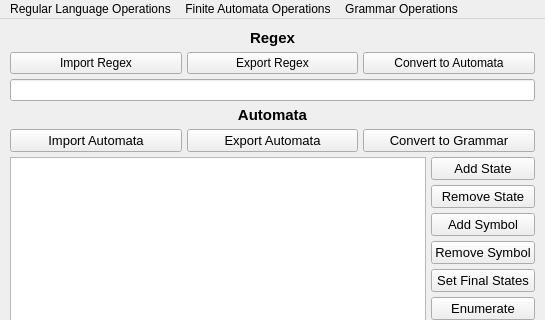
JoaoFagundes/INE5421-T1, file ui/mainwindow.ui: the form before one commit; both pictures show x 0 to 545 and y 0 to 320 of the 545 by 636 pixel window.
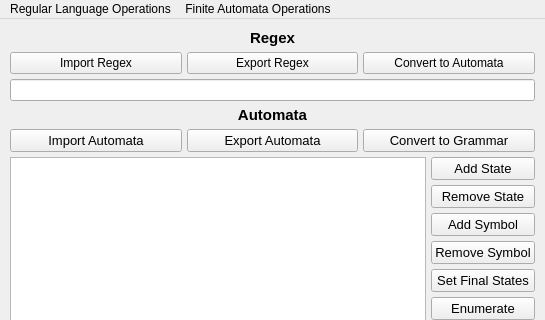
The form after the commit.

What changed in the file:
```diff
--- a/ui/mainwindow.ui
+++ b/ui/mainwindow.ui
@@ -395,18 +395,13 @@
      <height>22</height>
     </rect>
    </property>
-   <widget class="QMenu" name="menuGrammar_Operations">
+   <widget class="QMenu" name="menuRegular_Language_Operations">
     <property name="title">
-     <string>Grammar Operations</string>
+     <string>Regular Language Operations</string>
     </property>
     <addaction name="actionUnion"/>
     <addaction name="actionConcatenation"/>
     <addaction name="actionClosure"/>
-   </widget>
-   <widget class="QMenu" name="menuRegular_Language_Operations">
-    <property name="title">
-     <string>Regular Language Operations</string>
-    </property>
     <addaction name="actionIntersection"/>
     <addaction name="actionDifference"/>
     <addaction name="actionReverse"/>
@@ -420,7 +415,6 @@
    </widget>
    <addaction name="menuRegular_Language_Operations"/>
    <addaction name="menuFinite_Automata_Operations"/>
-   <addaction name="menuGrammar_Operations"/>
   </widget>
   <action name="actionUnion">
    <property name="text">
```
Left out of the diff: 20 changed lines with no effect on the pictures.
